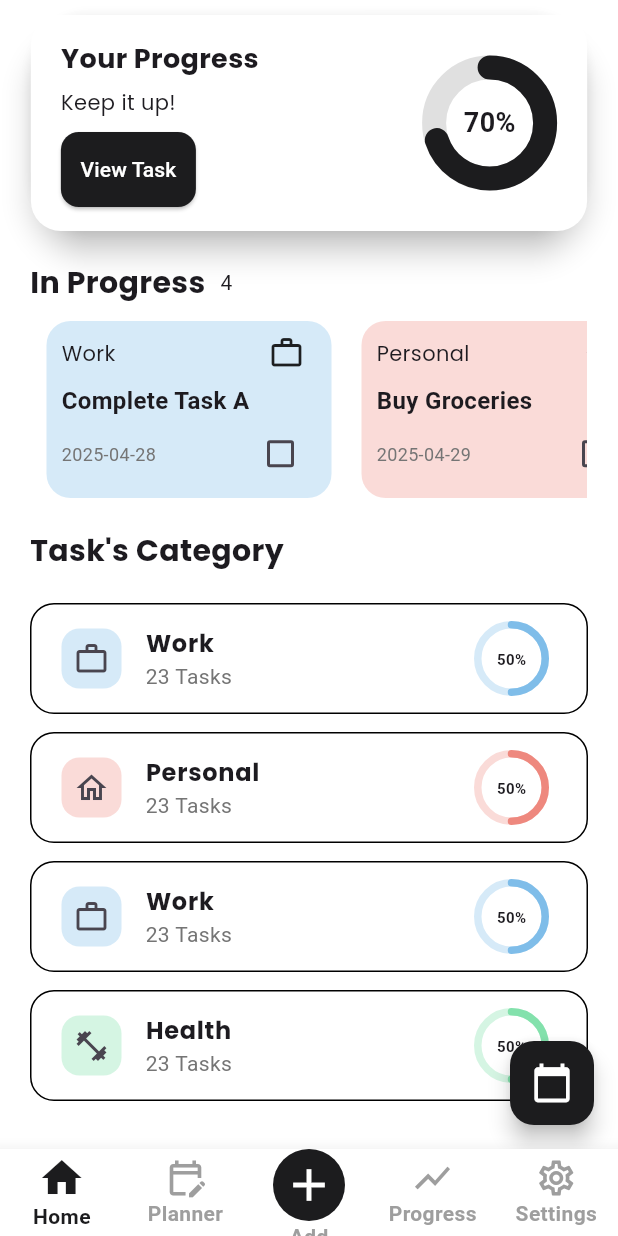
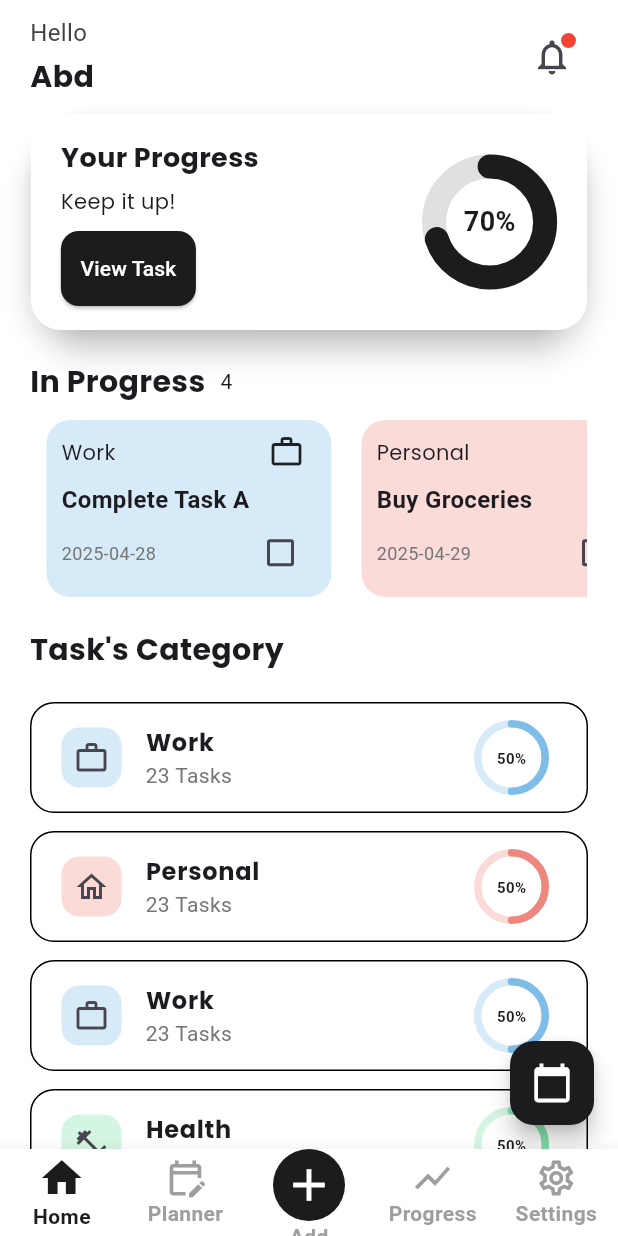
Before and after one commit to Faizan-Afzal2/marham_softec_frontend, a Flutter app: the HomeScreen screen opened by its route, on a phone screen of 412 x 824 dp. Run offline on Flutter 3.47's test engine with Material 3 defaults, Android fonts, the phone set to English and light mode, and no system bars; drawn by our look-alikes of percent_indicator, stylish_bottom_bar; our stand-ins replace go_router, google_fonts, image_picker, shared_preferences; accounts and stored records are empty.

Commit message:
Notification and username displayed

```diff
--- a/lib/features/home/view/home_screen.dart
+++ b/lib/features/home/view/home_screen.dart
@@ -10,7 +10,7 @@ import 'package:marham_softec/features/home/widget/progress_bar.dart';
 import 'package:marham_softec/features/home/widget/task_list_widget.dart';
 
 class HomeScreen extends StatefulWidget {
-    static const List<Map<String, dynamic>> tasks=[
+  static const List<Map<String, dynamic>> tasks = [
     {
       'category': 'Work',
       'taskName': 'Complete Task A',
@@ -36,6 +36,7 @@ class HomeScreen extends StatefulWidget {
       'color': 0xFFD5F5E3 // Very light green
     },
   ];
+  static bool hasNotification = true;
   const HomeScreen({super.key});
 
   @override
@@ -53,6 +54,57 @@ class _HomeScreenState extends State<HomeScreen> {
             // padding: const EdgeInsets.all(8.0),
             child: Column(
               children: [
+                Row(
+                  mainAxisAlignment: MainAxisAlignment.spaceBetween,
+                  children: [
+                    Column(
+                      crossAxisAlignment: CrossAxisAlignment.start,
+                      children: [
+                        Text(
+                          'Hello',
+                          style: TextStyle(
+                            fontSize: 16,
+                            color: Colors.grey[800],
+                          ),
+                        ),
+                        SizedBox(
+                            height:
+                                4), // Small space between Hello and Username
+                        Text('Abd', style: AppFonts.heading),
+                      ],
+                    ),
+                    Stack(
+        children: [
+          IconButton(
+            onPressed: () {
+              // Handle notification icon tap
+            },
+            icon: Icon(
+              Icons.notifications_none,
+              size: 28,
+            ),
+          ),
+          if (HomeScreen.hasNotification)
+            Positioned(
+              right: 8,
+              top: 8,
+              child: Container(
+                width: 10,
+                height: 10,
+                decoration: BoxDecoration(
+                  color: Colors.red,
+                  shape: BoxShape.circle,
+                ),
+              ),
+            ),
+        ],
+      ),
+
+                  ],
+                ),
+                SizedBox(
+                  height: 10,
+                ),
                 ProgressFloatingCard(progressPercent: 0.7),
                 SizedBox(
                   height: 10,
@@ -61,10 +113,7 @@ class _HomeScreenState extends State<HomeScreen> {
                 SizedBox(
                   height: 10,
                 ),
-                HorizontalBar(
-                   tasks :HomeScreen.tasks
-
-                ),
+                HorizontalBar(tasks: HomeScreen.tasks),
                 TaskListWidget(tasks: HomeScreen.tasks)
               ],
             ),
```
Lines whose indentation alone changed are shown as unchanged.
